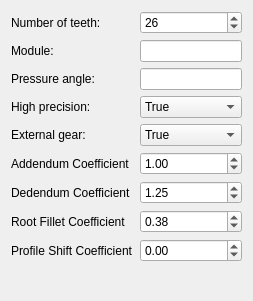
First picture: the form in src/Mod/PartDesign/InvoluteGearFeature.ui, repository southseact-3d/fcd, before the edit.
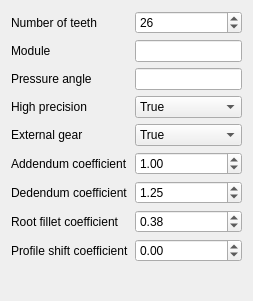
Second picture: the form after the edit. Custom widgets are drawn as their Qt base class.

```diff
--- a/src/Mod/PartDesign/InvoluteGearFeature.ui
+++ b/src/Mod/PartDesign/InvoluteGearFeature.ui
@@ -17,7 +17,7 @@
    <item row="0" column="0">
     <widget class="QLabel" name="label_NumberOfTeeth">
      <property name="text">
-      <string>Number of teeth:</string>
+      <string>Number of teeth</string>
      </property>
     </widget>
    </item>
@@ -37,7 +37,7 @@
    <item row="1" column="0">
     <widget class="QLabel" name="label_Modules">
      <property name="text">
-      <string>Module:</string>
+      <string>Module</string>
      </property>
     </widget>
    </item>
@@ -81,7 +81,7 @@
    <item row="2" column="0">
     <widget class="QLabel" name="label_PressureAngle">
      <property name="text">
-      <string>Pressure angle:</string>
+      <string>Pressure angle</string>
      </property>
     </widget>
    </item>
@@ -122,7 +122,7 @@
    <item row="3" column="0">
     <widget class="QLabel" name="label_HighPrecision">
      <property name="text">
-      <string>High precision:</string>
+      <string>High precision</string>
      </property>
     </widget>
    </item>
@@ -149,7 +149,7 @@
    <item row="4" column="0">
     <widget class="QLabel" name="label_ExternalGear">
      <property name="text">
-      <string>External gear:</string>
+      <string>External gear</string>
      </property>
     </widget>
    </item>
@@ -176,7 +176,7 @@
    <item row="5" column="0">
     <widget class="QLabel" name="label_Addendum">
      <property name="text">
-      <string>Addendum Coefficient</string>
+      <string>Addendum coefficient</string>
      </property>
     </widget>
    </item>
@@ -196,7 +196,7 @@
    <item row="6" column="0">
     <widget class="QLabel" name="label_Dedendum">
      <property name="text">
-      <string>Dedendum Coefficient</string>
+      <string>Dedendum coefficient</string>
      </property>
     </widget>
    </item>
@@ -216,7 +216,7 @@
    <item row="7" column="0">
     <widget class="QLabel" name="label_RootFillet">
      <property name="text">
-      <string>Root Fillet Coefficient</string>
+      <string>Root fillet coefficient</string>
      </property>
     </widget>
    </item>
@@ -236,7 +236,7 @@
    <item row="8" column="0">
     <widget class="QLabel" name="label_ProfileShift">
      <property name="text">
-      <string>Profile Shift Coefficient</string>
+      <string>Profile shift coefficient</string>
      </property>
     </widget>
    </item>
```
Left out of the diff: 2 changed lines with no effect on the pictures.
